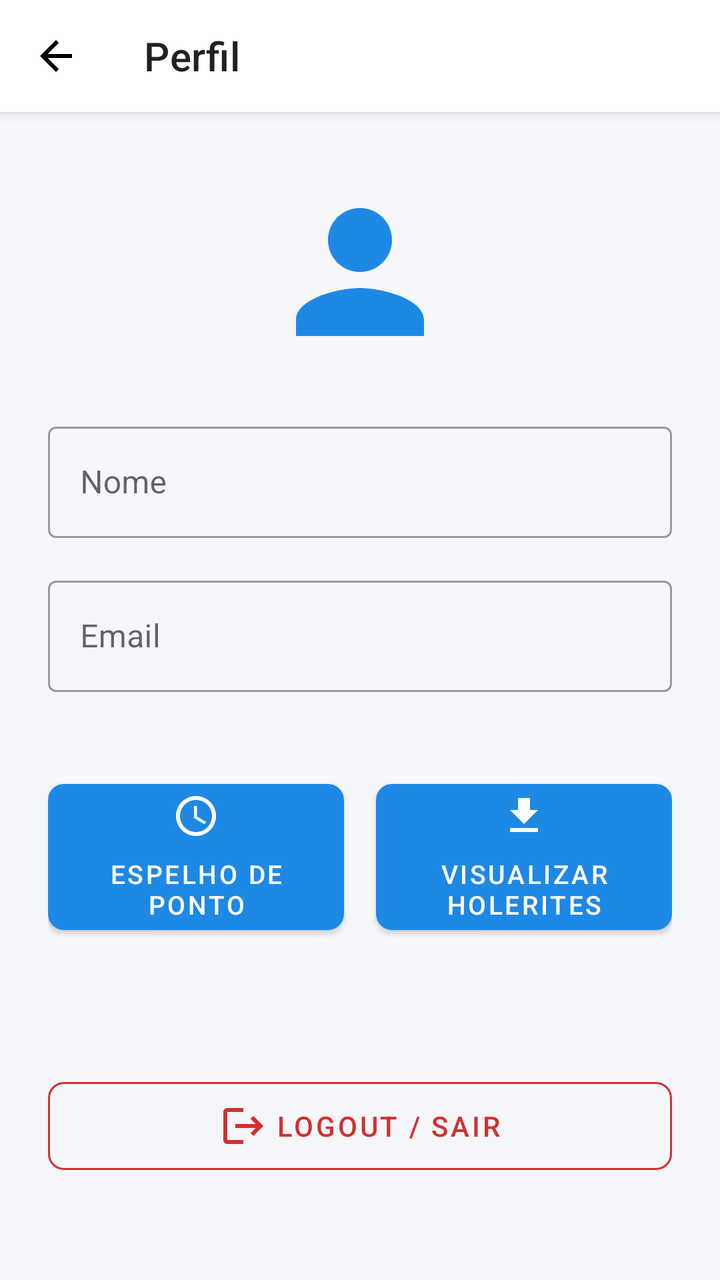
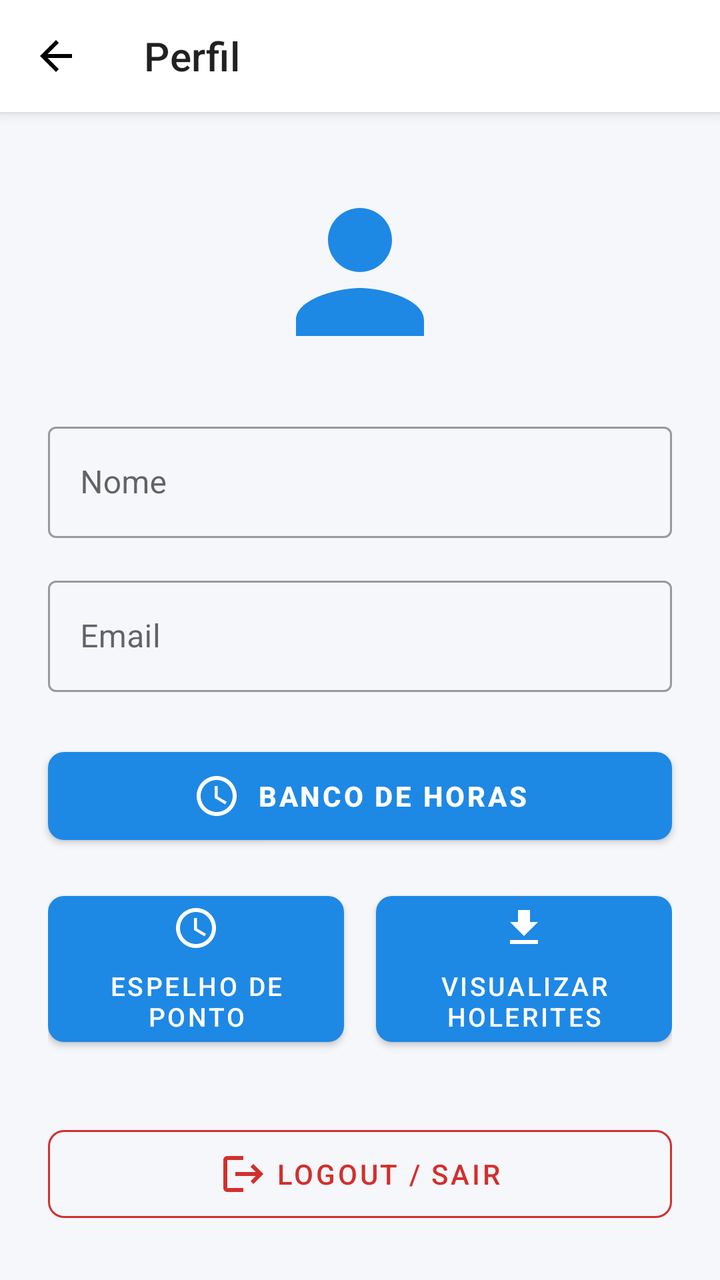

Two renders of the same Android screen: before a commit and after it. Below are the layout's source before the change and the commit's diff.
<!-- AndroidManifest.xml: application theme Theme.EasyClock -->
<!-- res/layout/activity_perfil_funcionario.xml -->
<?xml version="1.0" encoding="utf-8"?>
<ScrollView xmlns:android="http://schemas.android.com/apk/res/android"
    xmlns:app="http://schemas.android.com/apk/res-auto"
    android:layout_width="match_parent"
    android:layout_height="match_parent"
    android:fillViewport="true"
    android:background="@color/background">

    <androidx.constraintlayout.widget.ConstraintLayout
        android:layout_width="match_parent"
        android:layout_height="wrap_content"
        android:paddingBottom="24dp">

        <com.google.android.material.appbar.MaterialToolbar
            android:id="@+id/toolbarPerfil"
            android:layout_width="match_parent"
            android:layout_height="?attr/actionBarSize"
            android:background="@color/surface"
            android:elevation="4dp"
            app:navigationIcon="@drawable/ic_arrow_back"
            app:title="@string/perfil"
            app:layout_constraintTop_toTopOf="parent" />

        <ImageView
            android:id="@+id/ivAvatar"
            android:layout_width="96dp"
            android:layout_height="96dp"
            android:layout_marginTop="32dp"
            android:src="@drawable/ic_person"
            android:contentDescription="@string/perfil"
            app:tint="@color/primary"
            app:layout_constraintTop_toBottomOf="@id/toolbarPerfil"
            app:layout_constraintStart_toStartOf="parent"
            app:layout_constraintEnd_toEndOf="parent" />

        <com.google.android.material.textfield.TextInputLayout
            android:id="@+id/tilNomePerfil"
            style="@style/Widget.MaterialComponents.TextInputLayout.OutlinedBox"
            android:layout_width="0dp"
            android:layout_height="wrap_content"
            android:layout_marginHorizontal="24dp"
            android:layout_marginTop="24dp"
            android:hint="@string/nome"
            app:layout_constraintTop_toBottomOf="@id/ivAvatar"
            app:layout_constraintStart_toStartOf="parent"
            app:layout_constraintEnd_toEndOf="parent">

            <com.google.android.material.textfield.TextInputEditText
                android:id="@+id/etNomePerfil"
                android:layout_width="match_parent"
                android:layout_height="wrap_content" />
        </com.google.android.material.textfield.TextInputLayout>

        <com.google.android.material.textfield.TextInputLayout
            android:id="@+id/tilEmailPerfil"
            style="@style/Widget.MaterialComponents.TextInputLayout.OutlinedBox"
            android:layout_width="0dp"
            android:layout_height="wrap_content"
            android:layout_marginHorizontal="24dp"
            android:layout_marginTop="16dp"
            android:hint="@string/email"
            app:layout_constraintTop_toBottomOf="@id/tilNomePerfil"
            app:layout_constraintStart_toStartOf="parent"
            app:layout_constraintEnd_toEndOf="parent">

            <com.google.android.material.textfield.TextInputEditText
                android:id="@+id/etEmailPerfil"
                android:layout_width="match_parent"
                android:layout_height="wrap_content" />
        </com.google.android.material.textfield.TextInputLayout>

        

        <LinearLayout
            android:id="@+id/layoutAcoesPerfil"
            android:layout_width="0dp"
            android:layout_height="wrap_content"
            android:layout_marginHorizontal="24dp"
            android:layout_marginTop="40dp"
            android:orientation="horizontal"
            app:layout_constraintEnd_toEndOf="parent"
            app:layout_constraintStart_toStartOf="parent"
            app:layout_constraintTop_toBottomOf="@id/tilEmailPerfil">

            <com.google.android.material.button.MaterialButton
                android:id="@+id/btnEspelhoPonto"
                android:layout_width="0dp"
                android:layout_height="match_parent"
                android:layout_marginEnd="8dp"
                android:layout_weight="1"
                android:text="@string/espelho_de_ponto"
                android:textSize="13sp"
                app:cornerRadius="8dp"
                app:icon="@drawable/ic_clock"
                app:iconGravity="textTop" />

            <com.google.android.material.button.MaterialButton
                android:id="@+id/btnVisualizarHolerites"
                android:layout_width="0dp"
                android:layout_height="match_parent"
                android:layout_marginStart="8dp"
                android:layout_weight="1"
                android:text="@string/visualizar_holerites"
                android:textSize="13sp"
                app:cornerRadius="8dp"
                app:icon="@drawable/ic_download"
                app:iconGravity="textTop" />
        </LinearLayout>

        <com.google.android.material.button.MaterialButton
            android:id="@+id/btnLogout"
            style="@style/Widget.MaterialComponents.Button.OutlinedButton"
            android:layout_width="0dp"
            android:layout_height="56dp"
            android:layout_marginHorizontal="24dp"
            android:layout_marginTop="64dp"
            android:text="@string/logout"
            android:textColor="@color/button_danger"
            app:cornerRadius="8dp"
            app:icon="@drawable/ic_logout"
            app:iconGravity="textStart"
            app:iconTint="@color/button_danger"
            app:layout_constraintEnd_toEndOf="parent"
            app:layout_constraintHorizontal_bias="0.666"
            app:layout_constraintStart_toStartOf="parent"
            app:layout_constraintTop_toBottomOf="@id/layoutAcoesPerfil"
            app:strokeColor="@color/button_danger" />

    </androidx.constraintlayout.widget.ConstraintLayout>
</ScrollView>
<!-- resources referenced by this layout -->
<resources>
  <color name="background">#F5F7FA</color>
  <color name="button_danger">#D32F2F</color>
  <color name="primary">#1E88E5</color>
  <color name="surface">#FFFFFF</color>
  <!-- drawable ic_arrow_back (drawable) -->
  <?xml version="1.0" encoding="utf-8"?>
  <vector xmlns:android="http://schemas.android.com/apk/res/android"
      android:width="24dp"
      android:height="24dp"
      android:viewportWidth="24"
      android:viewportHeight="24">
    <path
        android:fillColor="#FF000000"
        android:pathData="M20,11H7.83l5.59,-5.59L12,4l-8,8 8,8 1.41,-1.41L7.83,13H20v-2z"/>
  </vector>
  <!-- drawable ic_clock (drawable) -->
  <?xml version="1.0" encoding="utf-8"?>
  <vector xmlns:android="http://schemas.android.com/apk/res/android"
      android:width="24dp"
      android:height="24dp"
      android:viewportWidth="24"
      android:viewportHeight="24">
    <path
        android:fillColor="#FF000000"
        android:pathData="M11.99,2C6.47,2 2,6.48 2,12s4.47,10 9.99,10C17.52,22 22,17.52 22,12S17.52,2 11.99,2zM12,20c-4.42,0 -8,-3.58 -8,-8s3.58,-8 8,-8 8,3.58 8,8 -3.58,8 -8,8zM12.5,7H11v6l5.25,3.15 0.75,-1.23 -4.5,-2.67z"/>
  </vector>
  <!-- drawable ic_download (drawable) -->
  <?xml version="1.0" encoding="utf-8"?>
  <vector xmlns:android="http://schemas.android.com/apk/res/android"
      android:width="24dp"
      android:height="24dp"
      android:viewportWidth="24"
      android:viewportHeight="24">
    <path
        android:fillColor="#FF000000"
        android:pathData="M19,9h-4V3H9v6H5l7,7 7,-7zM5,18v2h14v-2H5z"/>
  </vector>
  <!-- drawable ic_logout (drawable) -->
  <?xml version="1.0" encoding="utf-8"?>
  <vector xmlns:android="http://schemas.android.com/apk/res/android"
      android:width="24dp"
      android:height="24dp"
      android:viewportWidth="24"
      android:viewportHeight="24">
    <path
        android:fillColor="#FF000000"
        android:pathData="M17,7l-1.41,1.41L18.17,11H8v2h10.17l-2.58,2.58L17,17l5,-5zM4,5h8V3H4c-1.1,0 -2,0.9 -2,2v14c0,1.1 0.9,2 2,2h8v-2H4V5z"/>
  </vector>
  <!-- drawable ic_person (drawable) -->
  <?xml version="1.0" encoding="utf-8"?>
  <vector xmlns:android="http://schemas.android.com/apk/res/android"
      android:width="24dp"
      android:height="24dp"
      android:viewportWidth="24"
      android:viewportHeight="24">
    <path
        android:fillColor="#FF000000"
        android:pathData="M12,12c2.21,0 4,-1.79 4,-4s-1.79,-4 -4,-4 -4,1.79 -4,4 1.79,4 4,4zM12,14c-2.67,0 -8,1.34 -8,4v2h16v-2c0,-2.66 -5.33,-4 -8,-4z"/>
  </vector>
  <string name="email">Email</string>
  <string name="espelho_de_ponto">Espelho de Ponto</string>
  <string name="logout">Logout / Sair</string>
  <string name="nome">Nome</string>
  <string name="perfil">Perfil</string>
  <string name="visualizar_holerites">Visualizar Holerites</string>
  <style name="Theme.EasyClock" parent="Theme.MaterialComponents.DayNight.NoActionBar">
          
          <item name="colorPrimary">@color/primary</item>
          <item name="colorPrimaryVariant">@color/primary_dark</item>
          <item name="colorOnPrimary">#FFFFFF</item>
          
          <item name="colorSecondary">@color/accent</item>
          <item name="colorSecondaryVariant">@color/accent</item>
          <item name="colorOnSecondary">#FFFFFF</item>
          
          <item name="android:statusBarColor">?attr/colorPrimaryVariant</item>
          
          <item name="android:windowBackground">@color/background</item>
      </style>
  <color name="primary_dark">#1565C0</color>
  <color name="accent">#26A69A</color>
</resources>

<!-- the commit's change to res/layout/activity_perfil_funcionario.xml (unified diff, before → after) -->
@@ -71,16 +71,32 @@
 
         
 
+        <com.google.android.material.button.MaterialButton
+            android:id="@+id/btnBancoHorasFuncionario"
+            android:layout_width="0dp"
+            android:layout_height="56dp"
+            android:layout_marginHorizontal="24dp"
+            android:layout_marginTop="24dp"
+            android:text="Banco de Horas"
+            android:textSize="14sp"
+            android:textStyle="bold"
+            app:cornerRadius="8dp"
+            app:icon="@drawable/ic_clock"
+            app:iconGravity="textStart"
+            app:layout_constraintTop_toBottomOf="@id/tilEmailPerfil"
+            app:layout_constraintStart_toStartOf="parent"
+            app:layout_constraintEnd_toEndOf="parent" />
+
         <LinearLayout
             android:id="@+id/layoutAcoesPerfil"
             android:layout_width="0dp"
             android:layout_height="wrap_content"
             android:layout_marginHorizontal="24dp"
-            android:layout_marginTop="40dp"
+            android:layout_marginTop="16dp"
             android:orientation="horizontal"
             app:layout_constraintEnd_toEndOf="parent"
             app:layout_constraintStart_toStartOf="parent"
-            app:layout_constraintTop_toBottomOf="@id/tilEmailPerfil">
+            app:layout_constraintTop_toBottomOf="@id/btnBancoHorasFuncionario">
 
             <com.google.android.material.button.MaterialButton
                 android:id="@+id/btnEspelhoPonto"
@@ -113,7 +129,7 @@
             android:layout_width="0dp"
             android:layout_height="56dp"
             android:layout_marginHorizontal="24dp"
-            android:layout_marginTop="64dp"
+            android:layout_marginTop="32dp"
             android:text="@string/logout"
             android:textColor="@color/button_danger"
             app:cornerRadius="8dp"
@@ -121,7 +137,6 @@
             app:iconGravity="textStart"
             app:iconTint="@color/button_danger"
             app:layout_constraintEnd_toEndOf="parent"
-            app:layout_constraintHorizontal_bias="0.666"
             app:layout_constraintStart_toStartOf="parent"
             app:layout_constraintTop_toBottomOf="@id/layoutAcoesPerfil"
             app:strokeColor="@color/button_danger" />
